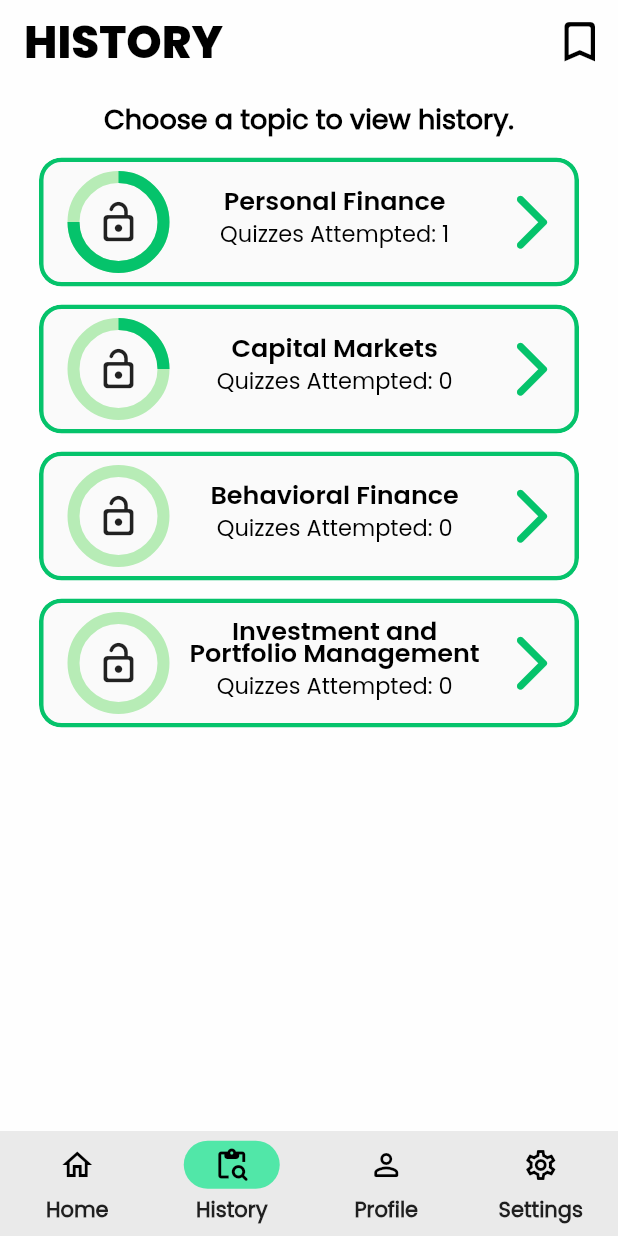
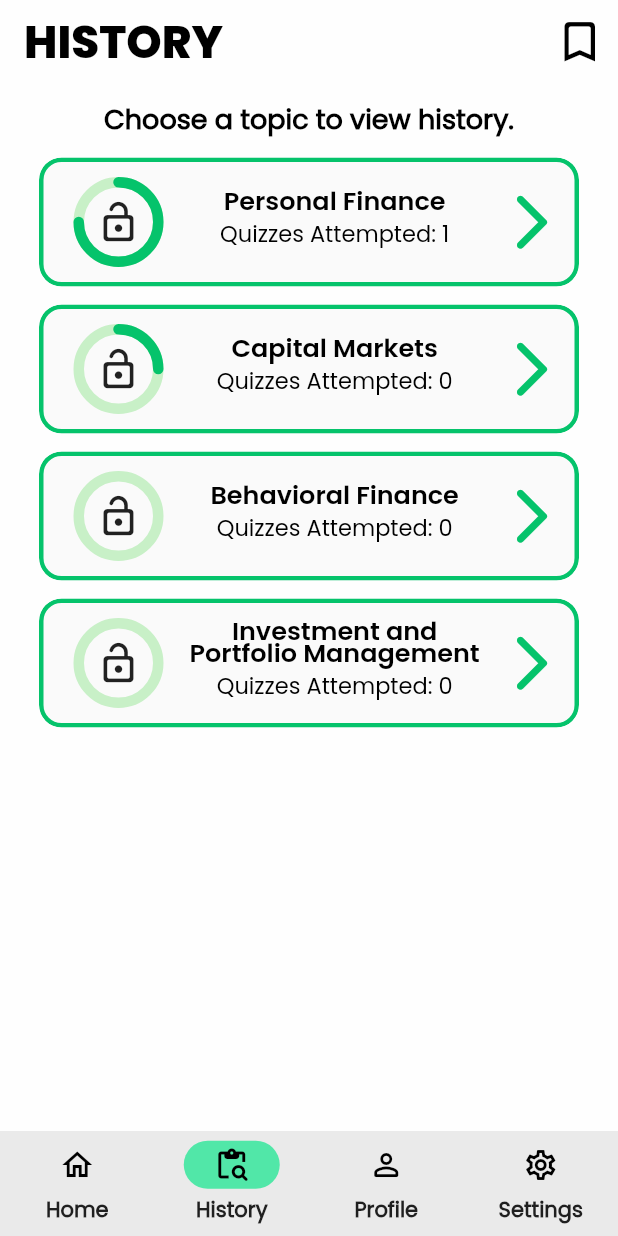
Before and after one commit to jelloalmoite/investor-quiz-app, a Flutter app: the screen it shows after launch, item 2 of the bottom bar chosen, on a phone screen of 412 x 824 dp. Run offline on Flutter 3.47's test engine with Material 2 defaults, Android fonts, the light colour scheme and no system bars; drawn by our look-alikes of percent_indicator; our stand-ins replace auto_size_text, toggle_switch.

Commit message:
Minor change to circular progress

```diff
--- a/lib/pages/history.dart
+++ b/lib/pages/history.dart
@@ -1,5 +1,6 @@
 import 'package:flutter/material.dart';
 import 'package:investor_quizapp/pages/bookmarks.dart';
+import 'package:percent_indicator/percent_indicator.dart';
 
 class HistoryPage extends StatelessWidget {
   const HistoryPage({Key? key}) : super(key: key);
@@ -19,21 +20,16 @@ class HistoryPage extends StatelessWidget {
                 child: SizedBox(
                   width: 60,
                   height: 60,
-                  child: CircularProgressIndicator(
-                    valueColor:
-                        AlwaysStoppedAnimation(Color.fromRGBO(5, 195, 107, 1)),
-                    backgroundColor: Color.fromRGBO(83, 215, 80, 0.4),
-                    strokeWidth: 8,
-                    value: progress,
+                  child: CircularPercentIndicator(
+                    radius: 60.0,
+                    lineWidth: 7.0,
+                    animation: true,
+                    percent: progress,
+                    center: Icon(Icons.lock_open_rounded, size: 30),
+                    circularStrokeCap: CircularStrokeCap.round,
+                    progressColor: Color.fromRGBO(5, 195, 107, 100),
+                    backgroundColor: Color.fromRGBO(83, 215, 80, 0.3),
                   ),
-                ),
-              ),
-              Align(
-                alignment: Alignment.centerLeft,
-                child: SizedBox(
-                  width: 60,
-                  height: 60,
-                  child: Icon(Icons.lock_open_rounded, size: 30),
                 ),
               ),
               Align(
@@ -75,7 +71,7 @@ class HistoryPage extends StatelessWidget {
                 child: SizedBox(
                   height: 60,
                   child: Icon(Icons.arrow_forward_ios_rounded,
-                      color: Color.fromRGBO(5, 195, 107, 1), size: 45),
+                      color: Color.fromRGBO(5, 195, 107, 100), size: 45),
                 ),
               ),
             ],
```
